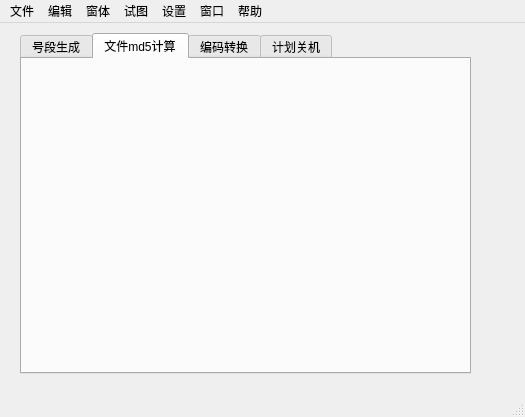
LuShengcan/lywt, file lywt/ui/MainWindow.ui: the form before one commit.
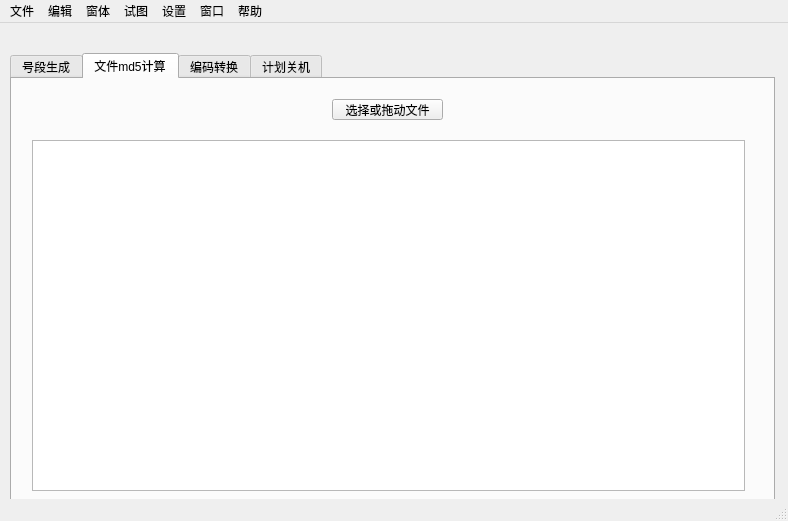
The form after the commit. The open tabs and pages were chosen to show the change.

```diff
--- a/lywt/ui/MainWindow.ui
+++ b/lywt/ui/MainWindow.ui
@@ -6,8 +6,8 @@
    <rect>
     <x>0</x>
     <y>0</y>
-    <width>525</width>
-    <height>417</height>
+    <width>788</width>
+    <height>521</height>
    </rect>
   </property>
   <property name="windowTitle">
@@ -17,10 +17,10 @@
    <widget class="QTabWidget" name="tabWidget">
     <property name="geometry">
      <rect>
-      <x>20</x>
-      <y>10</y>
-      <width>451</width>
-      <height>341</height>
+      <x>10</x>
+      <y>30</y>
+      <width>765</width>
+      <height>451</height>
      </rect>
     </property>
     <property name="currentIndex">
@@ -130,6 +130,29 @@
      <attribute name="title">
       <string>文件md5计算</string>
      </attribute>
+     <widget class="QPushButton" name="btn_selectFile">
+      <property name="geometry">
+       <rect>
+        <x>320</x>
+        <y>20</y>
+        <width>111</width>
+        <height>21</height>
+       </rect>
+      </property>
+      <property name="text">
+       <string>选择或拖动文件</string>
+      </property>
+     </widget>
+     <widget class="QTableWidget" name="md5Table">
+      <property name="geometry">
+       <rect>
+        <x>20</x>
+        <y>61</y>
+        <width>713</width>
+        <height>351</height>
+       </rect>
+      </property>
+     </widget>
     </widget>
     <widget class="QWidget" name="tab_4">
      <attribute name="title">
@@ -148,7 +171,7 @@
     <rect>
      <x>0</x>
      <y>0</y>
-     <width>525</width>
+     <width>788</width>
      <height>22</height>
     </rect>
    </property>
```
Left out of the diff: 12 changed lines with no effect on the pictures.
